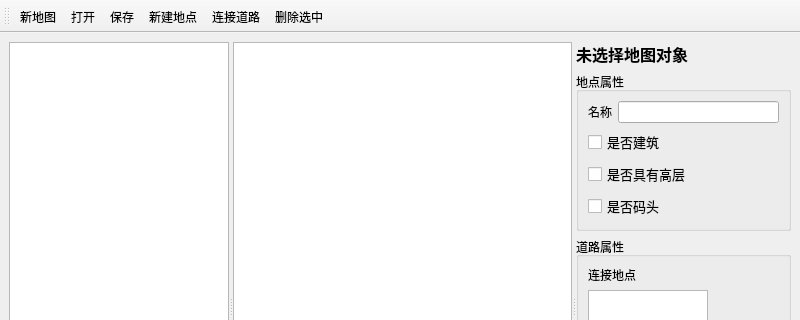
Before: the Qt Designer form ui/mapeditor.ui in muyudongqwq/Papermoon, drawn with Qt 5; both pictures show x 0 to 800 and y 0 to 320 of the 800 by 600 pixel window.
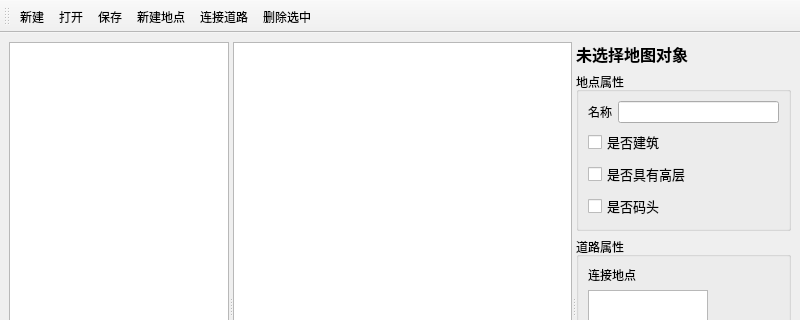
After: the same form once the commit is applied.

Commit message: 调整地图编辑器初始界面并使用pmap地图扩展名

The edit to the form file:
```diff
--- a/ui/mapeditor.ui
+++ b/ui/mapeditor.ui
@@ -194,7 +194,7 @@
   </widget>
   <action name="actionNewMap">
    <property name="text">
-    <string>新地图</string>
+    <string>新建</string>
    </property>
    <property name="menuRole">
     <enum>QAction::MenuRole::NoRole</enum>
```
The commit also changes 6 other files.
